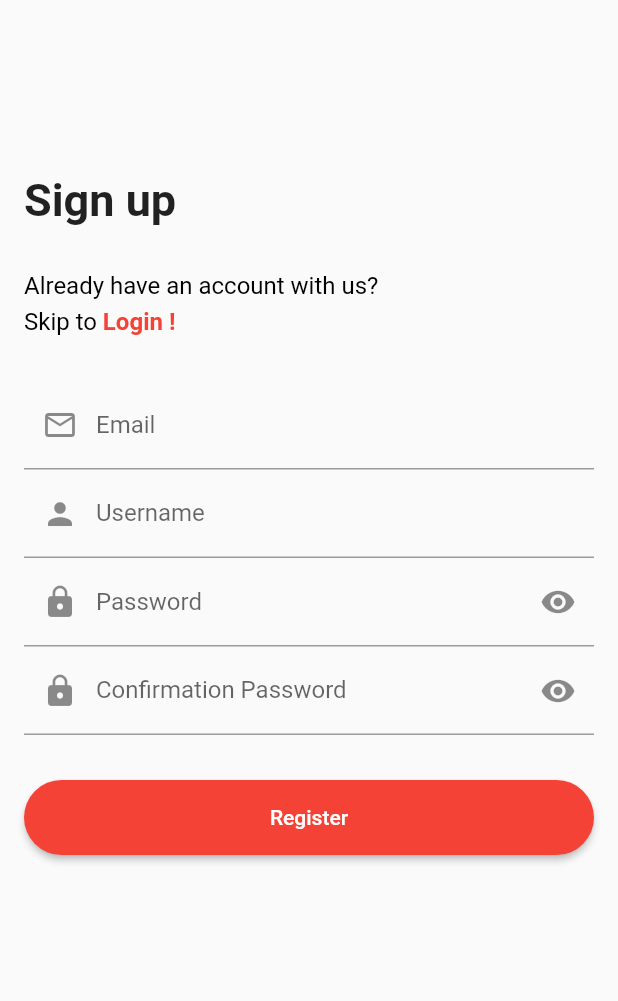
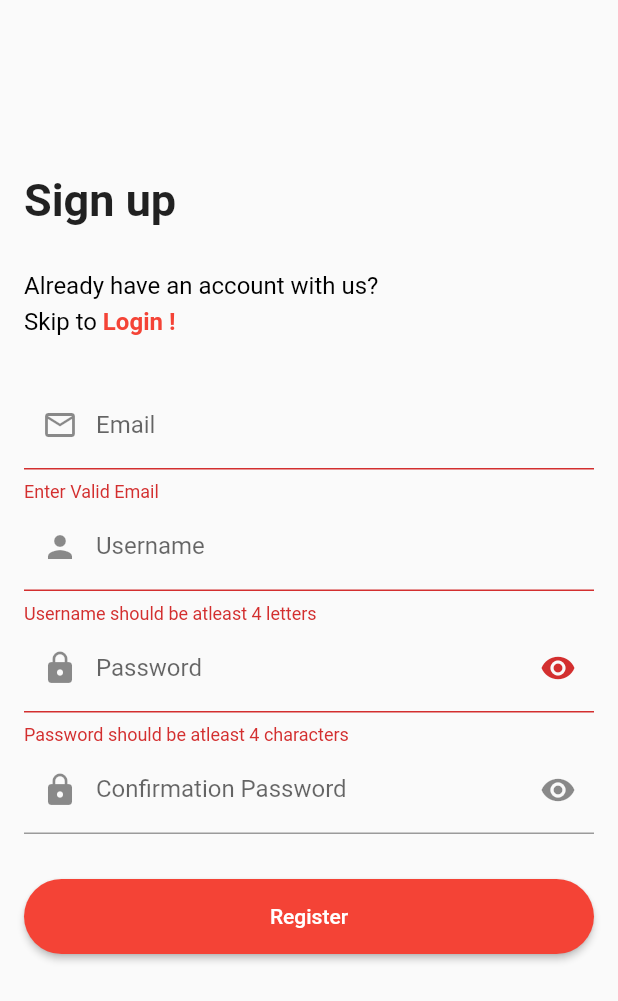
Before and after one commit to IEEE-DITU/form-creater-app, a Flutter app: the SignupScreen screen opened directly, after a tap on "Register", on a phone screen of 412 x 824 dp. Shown: the top 1001 px of the screen. Run offline on Flutter 3.47's test engine with Material 2 defaults, Android fonts, the phone set to English and light mode, and no system bars; our stand-ins replace email_validator, firebase_auth, firebase_core; accounts and stored records are empty.

Commit message:
Added Login/Signup with Verification mail

```diff
--- a/lib/main.dart
+++ b/lib/main.dart
@@ -1,4 +1,5 @@
 import 'package:flutter/material.dart';
+import 'package:ieee_forms/screens/loading_screen.dart';
 import '../screens/signup_screen.dart';
 
 import 'package:firebase_core/firebase_core.dart';
@@ -23,7 +24,7 @@ class MyApp extends StatelessWidget {
         primarySwatch: Colors.red
       ),
       debugShowCheckedModeBanner: false,
-      home: const SignupScreen(),
+      home: const LoadingScreen(),
     );
   }
 }
--- a/lib/screens/signup_screen.dart
+++ b/lib/screens/signup_screen.dart
@@ -1,5 +1,9 @@
+import 'package:email_validator/email_validator.dart';
 import 'package:flutter/gestures.dart';
 import 'package:flutter/material.dart';
+import 'package:ieee_forms/screens/loading_screen.dart';
+import 'package:ieee_forms/services/firebase_service.dart';
+
 import 'login_screen.dart';
 
 class SignupScreen extends StatefulWidget {
@@ -12,6 +16,11 @@ class SignupScreen extends StatefulWidget {
 class _SignupScreenState extends State<SignupScreen> {
   bool _isHidden = true;
   final GlobalKey<FormState> _formKey = GlobalKey<FormState>();
+  String _email = "";
+  String _username = "";
+  String _password = "";
+  String _confirmPassword = "";
+  FirebaseService fire = FirebaseService();
 
   @override
   Widget build(BuildContext context) {
@@ -47,34 +56,26 @@ class _SignupScreenState extends State<SignupScreen> {
                     height: 5,
                   ),
                   RichText(
-                  text: TextSpan(
-                    children: [
+                      text: TextSpan(children: [
                     const TextSpan(
                         text: 'Skip to ',
-                        style: TextStyle(
-                          fontSize: 16,
-                          color: Colors.black
-                        )
-                      ),
+                        style: TextStyle(fontSize: 16, color: Colors.black)),
                     TextSpan(
                         text: 'Login !',
                         style: const TextStyle(
                             fontSize: 16,
                             fontWeight: FontWeight.bold,
-                          color: Colors.red
-                        ),
+                            color: Colors.red),
                         recognizer: TapGestureRecognizer()
                           ..onTap = () {
-                            debugPrint('login');
                             Navigator.pushAndRemoveUntil(
                               context,
                               MaterialPageRoute(
                                   builder: (context) => const LoginScreen()),
-                                  (Route<dynamic> route) => false,);
-                          }
-                      )
-                    ]
-                  )),
+                              (Route<dynamic> route) => false,
+                            );
+                          })
+                  ])),
                   const SizedBox(
                     height: 30.0,
                   ),
@@ -83,12 +84,30 @@ class _SignupScreenState extends State<SignupScreen> {
                         prefixIcon: Icon(Icons.email_outlined),
                         hintText: "Enter your email address",
                         labelText: "Email"),
+                    onChanged: (value) {
+                      _email = value;
+                    },
+                    validator: (value) {
+                      if (!EmailValidator.validate(_email)) {
+                        return 'Enter Valid Email';
+                      }
+                      return null;
+                    },
                   ),
                   TextFormField(
                     decoration: const InputDecoration(
                         prefixIcon: Icon(Icons.person),
                         hintText: " Enter your User name ",
                         labelText: "Username"),
+                    onChanged: (value) {
+                      _username = value;
+                    },
+                    validator: (value) {
+                      if (_username.length < 4) {
+                        return 'Username should be atleast 4 letters';
+                      }
+                      return null;
+                    },
                   ),
                   TextFormField(
                     obscureText: _isHidden,
@@ -96,11 +115,21 @@ class _SignupScreenState extends State<SignupScreen> {
                         prefixIcon: const Icon(Icons.lock),
                         suffixIcon: InkWell(
                           onTap: _togglePasswordView,
-                      child:
-                          Icon(_isHidden ? Icons.visibility : Icons.visibility_off),
+                          child: Icon(_isHidden
+                              ? Icons.visibility
+                              : Icons.visibility_off),
                         ),
                         hintText: " Enter your Password",
                         labelText: "Password"),
+                    onChanged: (value) {
+                      _password = value;
+                    },
+                    validator: (value) {
+                      if (_password.length < 6) {
+                        return 'Password should be atleast 4 characters';
+                      }
+                      return null;
+                    },
                   ),
                   TextFormField(
                     obscureText: _isHidden,
@@ -108,11 +137,21 @@ class _SignupScreenState extends State<SignupScreen> {
                         prefixIcon: const Icon(Icons.lock),
                         suffixIcon: InkWell(
                           onTap: _togglePasswordView,
-                      child:
-                          Icon(_isHidden ? Icons.visibility : Icons.visibility_off),
+                          child: Icon(_isHidden
+                              ? Icons.visibility
+                              : Icons.visibility_off),
                         ),
                         hintText: "Confirm your Password",
                         labelText: "Confirmation Password"),
+                    onChanged: (value) {
+                      _confirmPassword = value;
+                    },
+                    validator: (value) {
+                      if (_password != _confirmPassword) {
+                        return 'Password does not match';
+                      }
+                      return null;
+                    },
                   ),
                   const SizedBox(
                     height: 30.0,
@@ -121,11 +160,29 @@ class _SignupScreenState extends State<SignupScreen> {
                       style: ElevatedButton.styleFrom(
                           shape: RoundedRectangleBorder(
                               borderRadius: BorderRadius.circular(50)),
-                    minimumSize: const Size.fromHeight(50)
-                  ),
+                          minimumSize: const Size.fromHeight(50)),
                       child: const Text('Register'),
-                  onPressed: () {
+                      onPressed: () async {
                         debugPrint('Register');
+                        if (_formKey.currentState!.validate()) {
+                          bool isSuccess = await fire.signupNewUser(
+                              _email, _password, _username);
+                          if (isSuccess) {
+                            // ignore: use_build_context_synchronously
+                            Navigator.pushAndRemoveUntil(
+                              context,
+                              MaterialPageRoute(
+                                  builder: (context) => const LoadingScreen()),
+                              (Route<dynamic> route) => false,
+                            );
+                          } else {
+                            // ignore: use_build_context_synchronously
+                            ScaffoldMessenger.of(context)
+                                .showSnackBar(const SnackBar(
+                              content: Text('Signup Unsuccessful'),
+                            ));
+                          }
+                        }
                       })
                 ]),
           ),
--- /dev/null
+++ b/lib/services/firebase_service.dart
@@ -0,0 +1,28 @@
+import 'package:firebase_auth/firebase_auth.dart';
+import 'package:flutter/cupertino.dart';
+
+class FirebaseService {
+  Future<bool> signupNewUser(
+      String email, String password, String username) async {
+    try {
+      await FirebaseAuth.instance
+          .createUserWithEmailAndPassword(email: email, password: password);
+      // FirebaseAuth.instance.currentUser!.sendEmailVerification();
+    } on FirebaseAuthException catch (e) {
+      debugPrint(e.toString());
+      return false;
+    }
+    return true;
+  }
+
+  Future<bool> loginUser(String email, String password) async {
+    try {
+      await FirebaseAuth.instance
+          .signInWithEmailAndPassword(email: email, password: password);
+    } on FirebaseAuthException catch (e) {
+      debugPrint(e.toString());
+      return false;
+    }
+    return true;
+  }
+}
--- a/pubspec.yaml
+++ b/pubspec.yaml
@@ -33,9 +33,11 @@ dependencies:
     sdk: flutter
   # The following adds the Cupertino Icons font to your application.
   # Use with the CupertinoIcons class for iOS style icons.
+  cloud_firestore: ^4.3.0
   cupertino_icons: ^1.0.2
+  email_validator: ^2.1.17
   firebase_core: ^2.4.0
-  cloud_firestore: ^4.3.0
+  firebase_auth: ^4.2.3
 
 dev_dependencies:
   flutter_test:
```
Also changed, not shown: lib/screens/email_verify_screen.dart (added, +100 -0 lines), lib/screens/home_screen.dart (added, +41 -0 lines), lib/screens/loading_screen.dart (added, +33 -0 lines), lib/screens/login_screen.dart (+53 -11 lines), pubspec.lock, 1 other file. Lines whose indentation alone changed are shown as unchanged.
